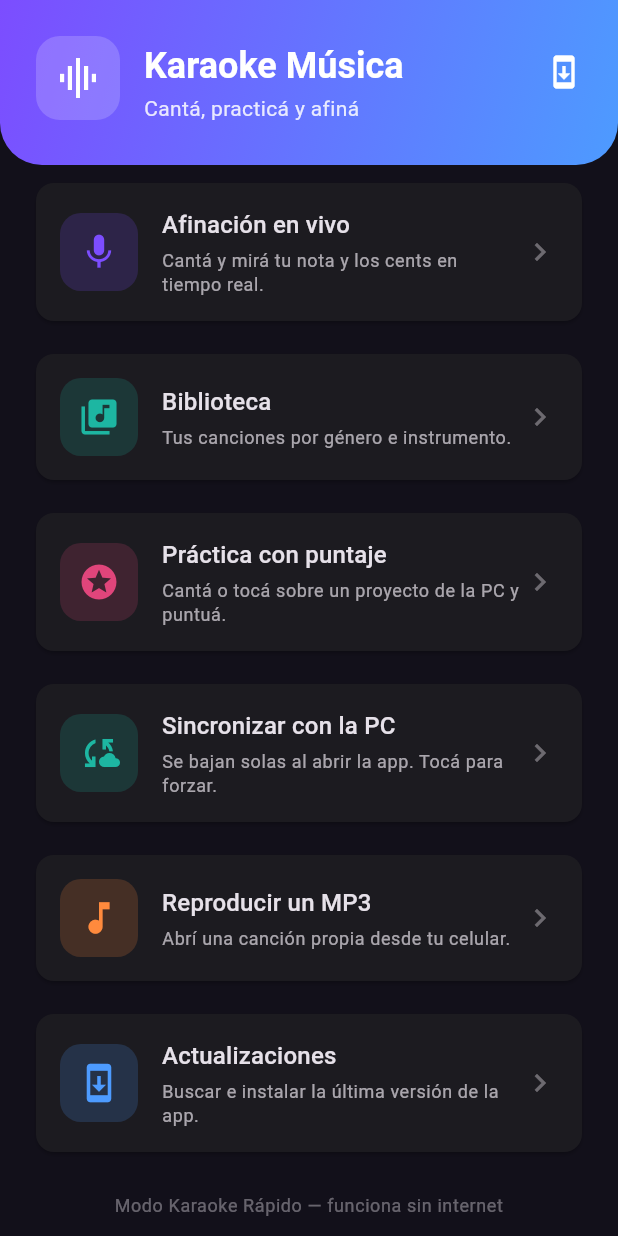
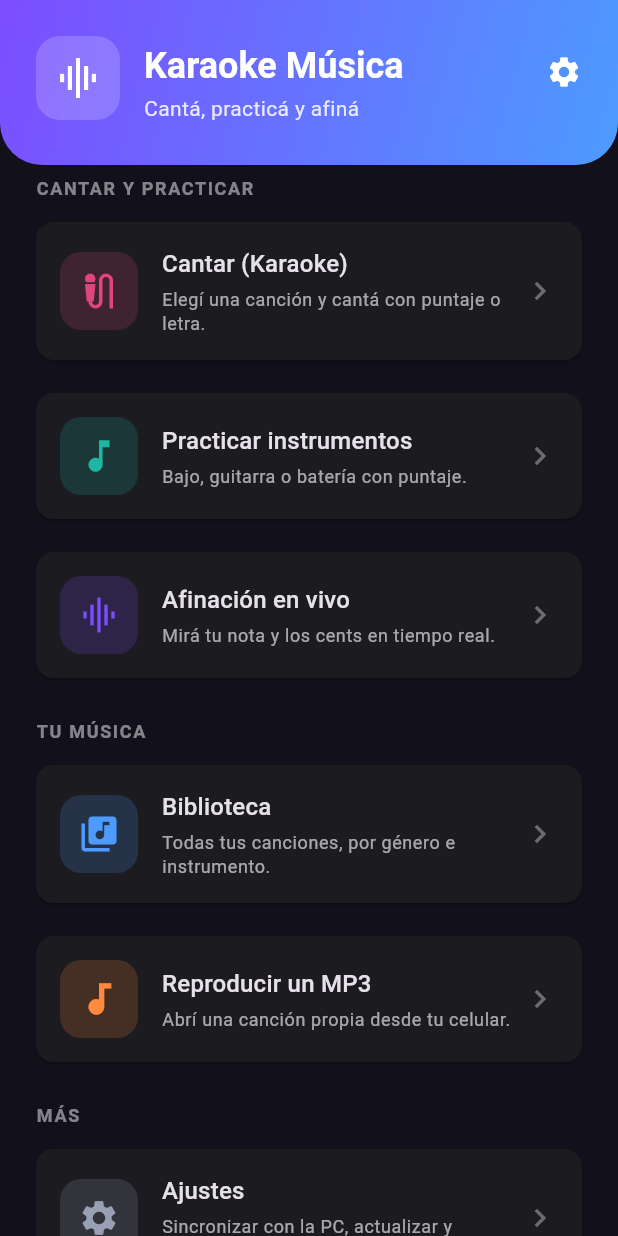
Before and after one commit to alexisfagnolad-beep/app-karaoke-musica, a Flutter app: the screen it shows after launch, on a phone screen of 412 x 824 dp. Run offline on Flutter 3.47's test engine with Material 3 defaults, Android fonts, the phone set to English and light mode, and no system bars; our stand-ins replace file_picker, flutter_secure_storage, just_audio, open_filex, package_info_plus, permission_handler; missing offline and left inert: flutter_audio_capture, pitch_detector_dart; network calls fail.

Commit message:
Celular: inicio ordenado por secciones + estilos de canto + Ajustes
Orden y "finalización" del proyecto:
- Inicio en secciones: Cantar y practicar (Cantar/Karaoke, Practicar
  instrumentos, Afinación) · Tu música (Biblioteca, Reproducir MP3) · Más
  (Ajustes). El engranaje del header abre Ajustes.
- Estilos al elegir una canción melódica: "Cantar con puntaje" y "Solo letra"
  (modo libre: barras + letra, sin micrófono ni puntaje) o "Reproducir".
- KaraokeController/Screen: freeMode (Solo letra) sin captura ni scoring.
- LibraryScreen reutilizable como selector (initialInstrument + título): Cantar
  filtra Voz, Practicar deja elegir el instrumento.
- Nueva pantalla Ajustes: Sincronizar con la PC, Actualizaciones y Compartir
  la app (copia el link de descarga al portapapeles).

Co-Authored-By: Claude Opus 4.8 <noreply@anthropic.com>
Claude-Session: https://claude.ai/code/session_01YTrSmuHpnRj1oa43gKrDhM

```diff
--- a/lib/features/home/presentation/home_screen.dart
+++ b/lib/features/home/presentation/home_screen.dart
@@ -1,12 +1,11 @@
 import 'package:flutter/material.dart';
 
-import '../../karaoke/presentation/practice_setup_screen.dart';
 import '../../library/data/library_repository.dart';
 import '../../library/presentation/library_screen.dart';
 import '../../pitch/presentation/live_pitch_screen.dart';
 import '../../player/presentation/player_screen.dart';
+import '../../settings/presentation/settings_screen.dart';
 import '../../sync/data/sync_service.dart';
-import '../../sync/presentation/sync_screen.dart';
 import '../../update/data/update_service.dart';
 import '../../update/presentation/update_screen.dart';
 
@@ -92,6 +91,16 @@ class _HomeScreenState extends State<HomeScreen> {
     );
   }
 
+  void _openSettings() {
+    Navigator.of(
+      context,
+    ).push(MaterialPageRoute(builder: (_) => const SettingsScreen()));
+  }
+
+  void _push(Widget screen) {
+    Navigator.of(context).push(MaterialPageRoute(builder: (_) => screen));
+  }
+
   @override
   void dispose() {
     _updateService.dispose();
@@ -109,77 +118,71 @@ class _HomeScreenState extends State<HomeScreen> {
           child: Column(
             crossAxisAlignment: CrossAxisAlignment.stretch,
             children: [
-              _Header(onUpdates: _openUpdates),
+              _Header(onSettings: _openSettings),
               Padding(
                 padding: const EdgeInsets.fromLTRB(20, 8, 20, 24),
                 child: Column(
+                  crossAxisAlignment: CrossAxisAlignment.start,
                   children: [
+                    const _SectionTitle('Cantar y practicar'),
                     _MenuCard(
-                      icon: Icons.mic,
-                      color: const Color(0xFF7C4DFF),
-                      title: 'Afinación en vivo',
+                      icon: Icons.mic_external_on,
+                      color: const Color(0xFFE0457B),
+                      title: 'Cantar (Karaoke)',
                       subtitle:
-                          'Cantá y mirá tu nota y los cents en tiempo real.',
-                      onTap: () => Navigator.of(context).push(
-                        MaterialPageRoute(
-                          builder: (_) => const LivePitchScreen(),
+                          'Elegí una canción y cantá con puntaje o letra.',
+                      onTap: () => _push(
+                        const LibraryScreen(
+                          initialInstrument: 'Voz',
+                          titleOverride: 'Cantar',
                         ),
                       ),
                     ),
                     const SizedBox(height: 14),
                     _MenuCard(
-                      icon: Icons.library_music,
+                      icon: Icons.music_note,
                       color: const Color(0xFF1DB6A2),
-                      title: 'Biblioteca',
-                      subtitle: 'Tus canciones por género e instrumento.',
-                      onTap: () => Navigator.of(context).push(
-                        MaterialPageRoute(
-                          builder: (_) => const LibraryScreen(),
-                        ),
+                      title: 'Practicar instrumentos',
+                      subtitle: 'Bajo, guitarra o batería con puntaje.',
+                      onTap: () => _push(
+                        const LibraryScreen(titleOverride: 'Practicar'),
                       ),
                     ),
                     const SizedBox(height: 14),
                     _MenuCard(
-                      icon: Icons.stars,
-                      color: const Color(0xFFE0457B),
-                      title: 'Práctica con puntaje',
+                      icon: Icons.graphic_eq,
+                      color: const Color(0xFF7C4DFF),
+                      title: 'Afinación en vivo',
+                      subtitle: 'Mirá tu nota y los cents en tiempo real.',
+                      onTap: () => _push(const LivePitchScreen()),
+                    ),
+                    const SizedBox(height: 24),
+                    const _SectionTitle('Tu música'),
+                    _MenuCard(
+                      icon: Icons.library_music,
+                      color: const Color(0xFF4D9BFF),
+                      title: 'Biblioteca',
                       subtitle:
-                          'Cantá o tocá sobre un proyecto de la PC y puntuá.',
-                      onTap: () => Navigator.of(context).push(
-                        MaterialPageRoute(
-                          builder: (_) => const PracticeSetupScreen(),
-                        ),
-                      ),
+                          'Todas tus canciones, por género e instrumento.',
+                      onTap: () => _push(const LibraryScreen()),
                     ),
                     const SizedBox(height: 14),
                     _MenuCard(
-                      icon: Icons.cloud_sync,
-                      color: const Color(0xFF1DB6A2),
-                      title: 'Sincronizar con la PC',
-                      subtitle:
-                          'Se bajan solas al abrir la app. Tocá para forzar.',
-                      onTap: () => Navigator.of(context).push(
-                        MaterialPageRoute(builder: (_) => const SyncScreen()),
-                      ),
-                    ),
-                    const SizedBox(height: 14),
-                    _MenuCard(
-                      icon: Icons.music_note,
+                      icon: Icons.audiotrack,
                       color: const Color(0xFFFF8A3D),
                       title: 'Reproducir un MP3',
                       subtitle: 'Abrí una canción propia desde tu celular.',
-                      onTap: () => Navigator.of(context).push(
-                        MaterialPageRoute(builder: (_) => const PlayerScreen()),
-                      ),
+                      onTap: () => _push(const PlayerScreen()),
                     ),
-                    const SizedBox(height: 14),
+                    const SizedBox(height: 24),
+                    const _SectionTitle('Más'),
                     _MenuCard(
-                      icon: Icons.system_update,
-                      color: const Color(0xFF4D9BFF),
-                      title: 'Actualizaciones',
+                      icon: Icons.settings,
+                      color: const Color(0xFF9AA0B4),
+                      title: 'Ajustes',
                       subtitle:
-                          'Buscar e instalar la última versión de la app.',
-                      onTap: _openUpdates,
+                          'Sincronizar con la PC, actualizar y compartir.',
+                      onTap: _openSettings,
                     ),
                   ],
                 ),
@@ -204,9 +207,9 @@ class _HomeScreenState extends State<HomeScreen> {
 
 /// Encabezado con degradé, nombre y subtítulo de la app.
 class _Header extends StatelessWidget {
-  const _Header({required this.onUpdates});
+  const _Header({required this.onSettings});
 
-  final VoidCallback onUpdates;
+  final VoidCallback onSettings;
 
   @override
   Widget build(BuildContext context) {
@@ -256,11 +259,34 @@ class _Header extends StatelessWidget {
             ),
           ),
           IconButton(
-            tooltip: 'Actualizaciones',
-            icon: const Icon(Icons.system_update, color: Colors.white),
-            onPressed: onUpdates,
+            tooltip: 'Ajustes',
+            icon: const Icon(Icons.settings, color: Colors.white),
+            onPressed: onSettings,
           ),
         ],
+      ),
+    );
+  }
+}
+
+/// Título de sección en el inicio.
+class _SectionTitle extends StatelessWidget {
+  const _SectionTitle(this.text);
+
+  final String text;
+
+  @override
+  Widget build(BuildContext context) {
+    final theme = Theme.of(context);
+    return Padding(
+      padding: const EdgeInsets.only(left: 4, bottom: 10),
+      child: Text(
+        text.toUpperCase(),
+        style: theme.textTheme.labelMedium?.copyWith(
+          color: theme.colorScheme.onSurface.withValues(alpha: 0.55),
+          fontWeight: FontWeight.w700,
+          letterSpacing: 1.1,
+        ),
       ),
     );
   }
```
Also changed, not shown: lib/features/karaoke/data/karaoke_controller.dart (+35 -4 lines), lib/features/karaoke/presentation/karaoke_screen.dart (+17 -5 lines), lib/features/library/presentation/library_screen.dart (+23 -3 lines), lib/features/settings/presentation/settings_screen.dart (added, +107 -0 lines).
